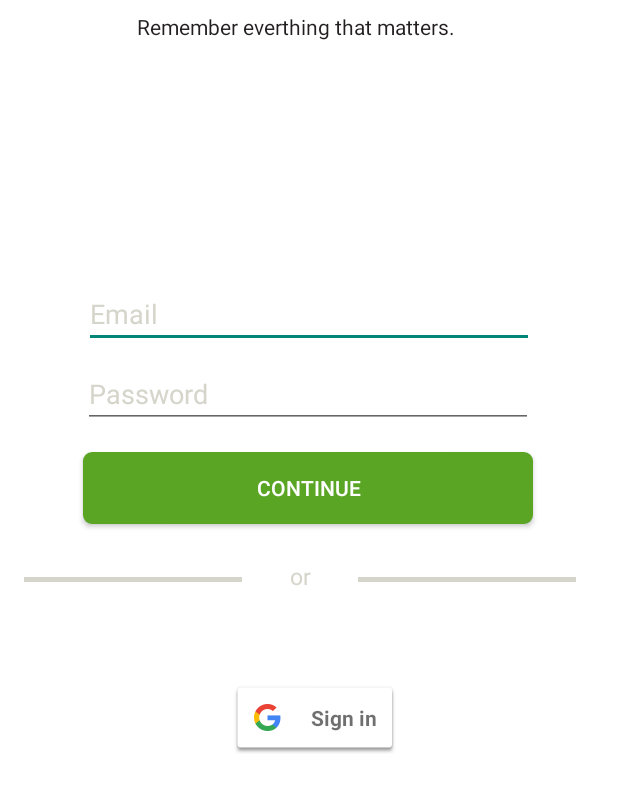
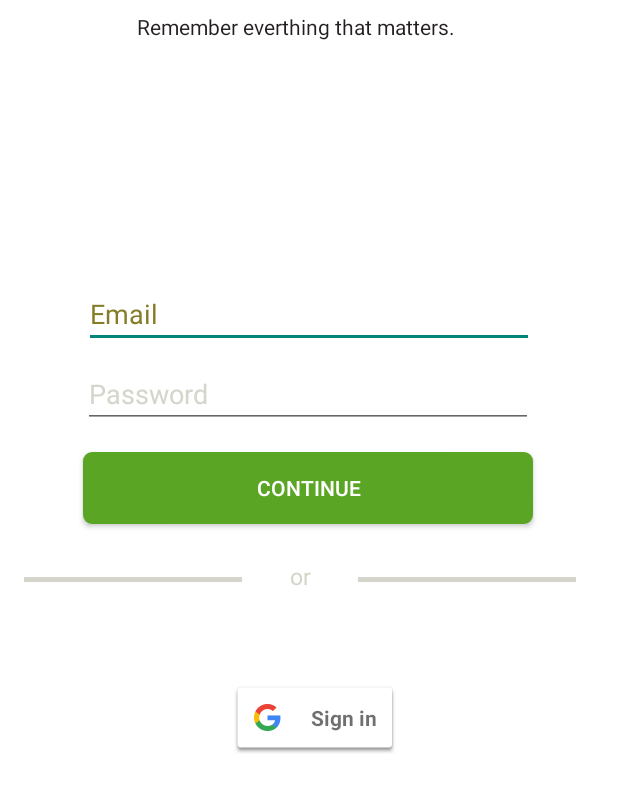
Before and after one commit to asadgondal581/Evernote, an Android app: the screen it shows after launch (HomeActivity), on a phone screen of 412 x 824 dp, the part 356-1168 px from its top. Run offline under Robolectric (Android 15) with nearby library versions, the phone set to English and light mode, and no system bars; our stand-ins replace Firebase (no records; nobody signed in at launch, a user with empty details on screens opened directly).

Commit message:
color change

```diff
--- a/app/src/main/res/layout/activity_home.xml
+++ b/app/src/main/res/layout/activity_home.xml
@@ -53,7 +53,7 @@
         android:layout_height="wrap_content"
         android:layout_marginTop="159dp"
         android:text="Email"
-        android:textColor="#D6D5CB"
+        android:textColor="#857C27"
         app:layout_constraintEnd_toEndOf="parent"
         app:layout_constraintStart_toStartOf="parent"
         app:layout_constraintTop_toBottomOf="@+id/textView" />
```
